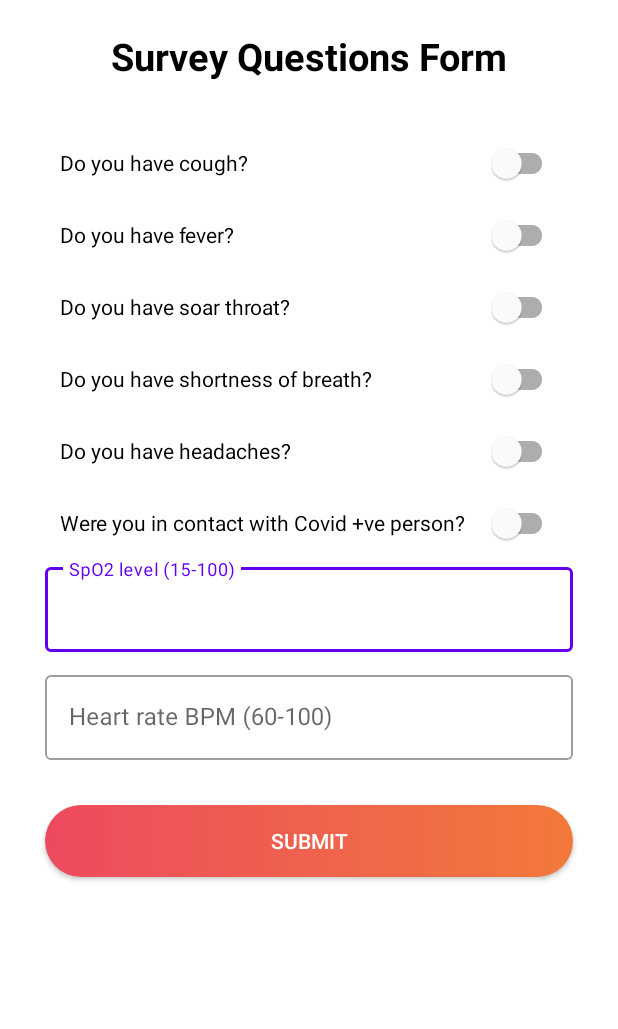
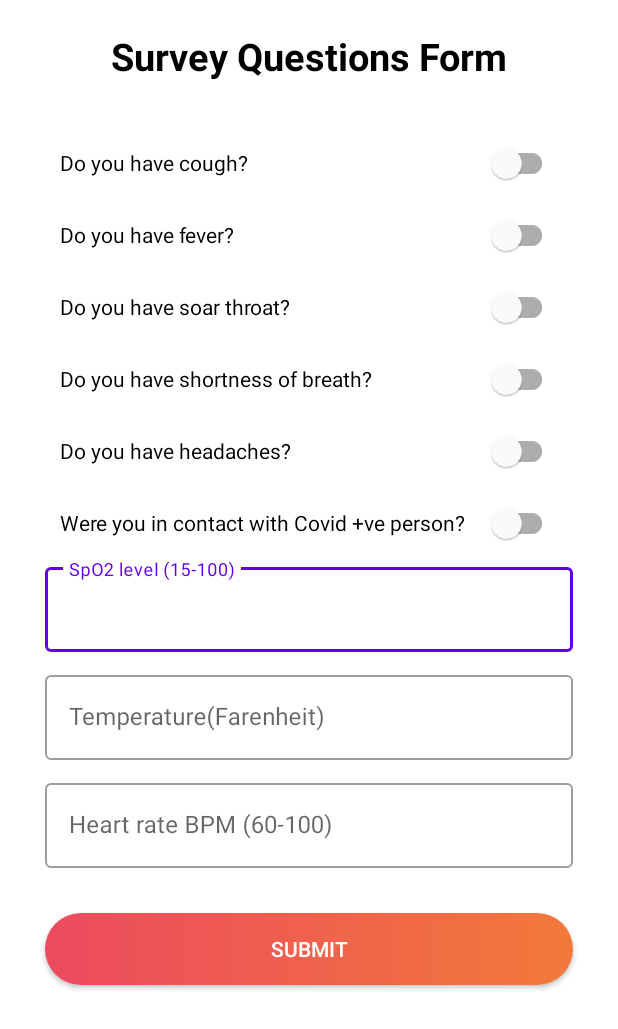
Before and after one commit to MrVineetPatil/Covid-aid, an Android app: the screen it shows after launch once a user with an empty profile is signed in (FormActivity), on a phone screen of 412 x 824 dp. Shown: the top 1029 px of the screen. Run offline under Robolectric (Android 15) with nearby library versions, the phone set to English and light mode, and no system bars; our stand-ins replace Firebase (no records; nobody signed in at launch, a user with empty details on screens opened directly), Volley.

Commit message:
further changes

```diff
--- a/app/src/main/res/layout/activity_form.xml
+++ b/app/src/main/res/layout/activity_form.xml
@@ -95,14 +95,33 @@
         <com.google.android.material.textfield.TextInputEditText
             android:layout_width="match_parent"
             android:layout_height="wrap_content"
+            android:hint="Temperature(Farenheit)"
+            android:id="@+id/temperature"
+            android:inputType="number"
+            android:maxLines="1" />
+
+    </com.google.android.material.textfield.TextInputLayout>
+
+    <com.google.android.material.textfield.TextInputLayout
+        style="@style/Widget.MaterialComponents.TextInputLayout.OutlinedBox"
+        android:layout_width="match_parent"
+        android:layout_height="wrap_content"
+        android:layout_marginStart="20dp"
+        android:layout_marginEnd="20dp"
+        android:layout_marginTop="10dp">
+
+        <com.google.android.material.textfield.TextInputEditText
+            android:id="@+id/heartRate_edittext"
+            android:layout_width="match_parent"
+            android:layout_height="wrap_content"
             android:hint="Heart rate BPM (60-100)"
-            android:id="@+id/heartRate_edittext"
             android:inputType="number"
             android:maxLines="1" />
 
     </com.google.android.material.textfield.TextInputLayout>
 
     <androidx.appcompat.widget.AppCompatButton
+        android:id="@+id/submitBtn"
         android:layout_width="match_parent"
         android:layout_height="wrap_content"
         android:layout_marginStart="20dp"
@@ -110,7 +129,6 @@
         android:layout_marginEnd="20dp"
         android:background="@drawable/submit_btn_background"
         android:text="Submit"
-        android:id="@+id/submitBtn"
         android:textColor="@color/white" />
 
 </LinearLayout>
```
Also changed, not shown: app/src/main/java/com/moutamid/covidaid/FormActivity.java (+12 -1 lines).
